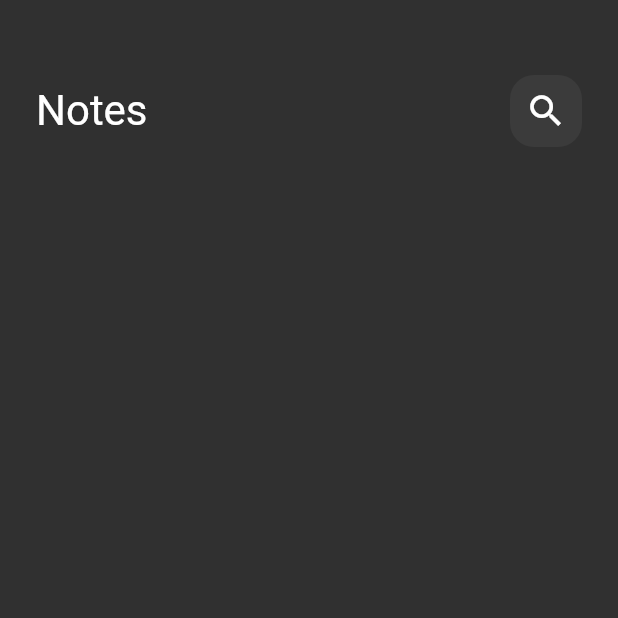
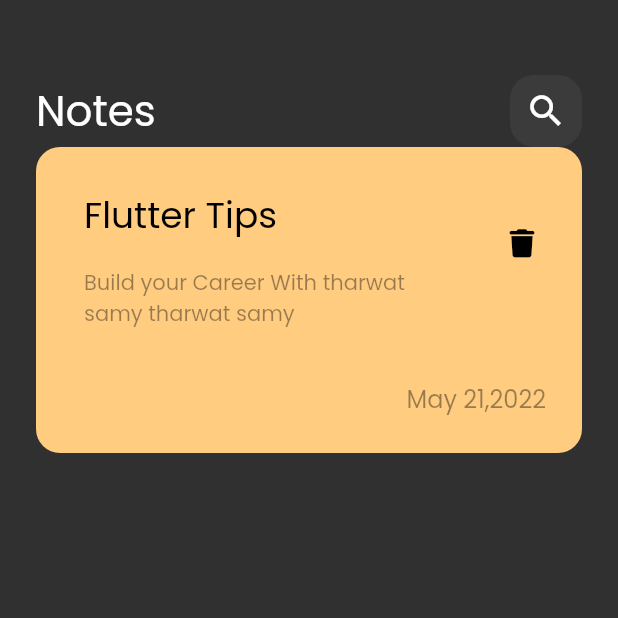
Before and after one commit to sam-emad/Notes-Ul, a Flutter app: the screen it shows after launch, on a phone screen of 412 x 824 dp, the top half of it. Run offline on Flutter 3.47's test engine with Material 2 defaults, Android fonts, the phone set to English and light mode, and no system bars; our stand-ins replace font_awesome_flutter.

Commit message:
change create custom note ltem

```diff
--- a/notes_app/lib/main.dart
+++ b/notes_app/lib/main.dart
@@ -12,7 +12,7 @@ class NotesApp extends StatelessWidget {
   Widget build(BuildContext context) {
     return MaterialApp(
       debugShowCheckedModeBanner: false,
-      theme: ThemeData(brightness: Brightness.dark),
+      theme: ThemeData(brightness: Brightness.dark , fontFamily: 'Poppins'),
       home: const NotesViwe (),
     );
   }
--- /dev/null
+++ b/notes_app/lib/views/customs/custom_notes_ltem.dart
@@ -0,0 +1,53 @@
+import 'package:flutter/material.dart';
+import 'package:font_awesome_flutter/font_awesome_flutter.dart';
+
+class NotesItem extends StatelessWidget {
+  const NotesItem({super.key});
+
+  @override
+  Widget build(BuildContext context) {
+    return Container(
+      padding: EdgeInsets.only(top: 24, bottom: 24, left: 16),
+      decoration: BoxDecoration(
+          color: Color(0xffFFCC80), borderRadius: BorderRadius.circular(16)),
+      child: Column(crossAxisAlignment: CrossAxisAlignment.end, children: [
+        ListTile(
+          title: const Text(
+            'Flutter Tips',
+            style: TextStyle(
+              color: Colors.black,
+              fontSize: 24,
+            ),
+          ),
+          subtitle: Padding(
+            padding: const EdgeInsets.only(top: 16, bottom: 30),
+            child: Text(
+              'Build your Career With tharwat samy tharwat samy',
+              style: TextStyle(
+                color: Colors.black.withOpacity(.4),
+              ),
+            ),
+          ),
+          trailing: IconButton(
+            onPressed: () {},
+            icon: const Icon(
+              FontAwesomeIcons.trash,
+              color: Colors.black,
+              size: 19,
+            ),
+          ),
+        ),
+        Padding(
+          padding: const EdgeInsets.only(right: 24),
+          child: Text(
+            'May 21,2022',
+            style: TextStyle(
+              color: Colors.black.withOpacity(.4),
+              fontSize: 16,
+            ),
+          ),
+        ),
+      ]),
+    );
+  }
+}
--- a/notes_app/lib/views/widgets/notes_view_body.dart
+++ b/notes_app/lib/views/widgets/notes_view_body.dart
@@ -1,5 +1,9 @@
 import 'package:flutter/cupertino.dart';
+import 'package:flutter/material.dart';
 import 'package:notes_app/views/customs/custom_app_bar.dart';
+import '../customs/custom_notes_ltem.dart';
+
+
 
 class NotesViewBody extends StatelessWidget {
   const NotesViewBody({super.key});
@@ -11,6 +15,7 @@ class NotesViewBody extends StatelessWidget {
       child: Column(children: const [
         SizedBox(height: 50),
         CustomAppBar(),
+        NotesItem(),
       ]),
     );
   }
```
Also changed, not shown: notes_app/pubspec.yaml (+6 -11 lines), notes_app/asset/fonts/Poppins-Regular.ttf (added), notes_app/pubspec.lock.
